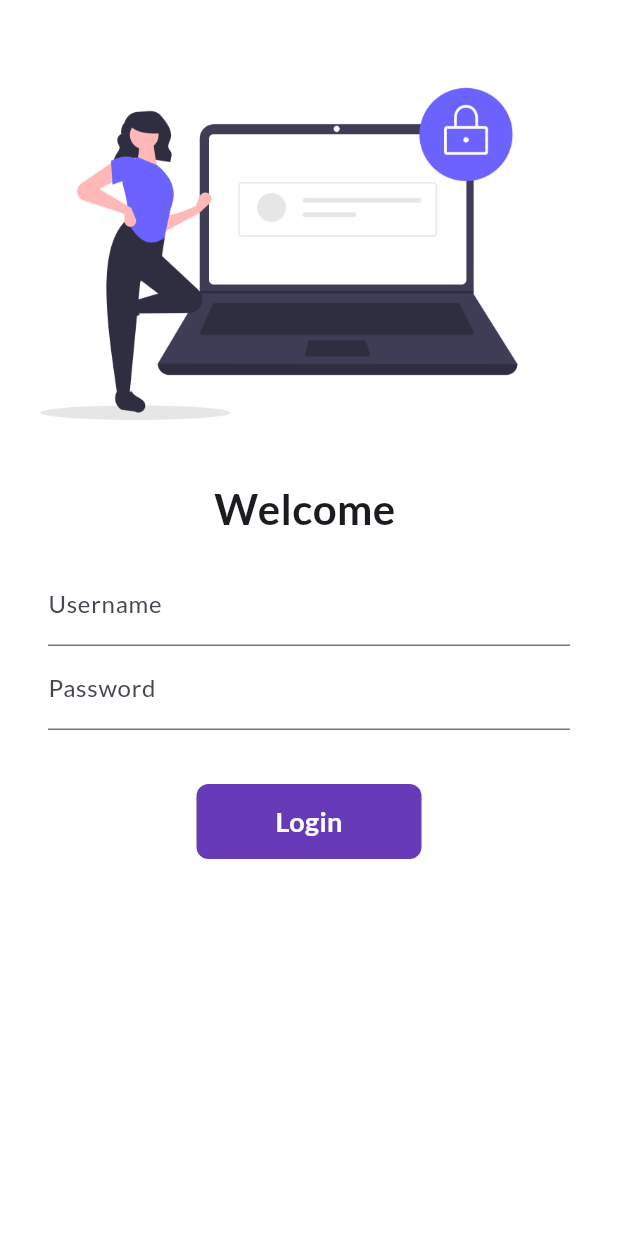
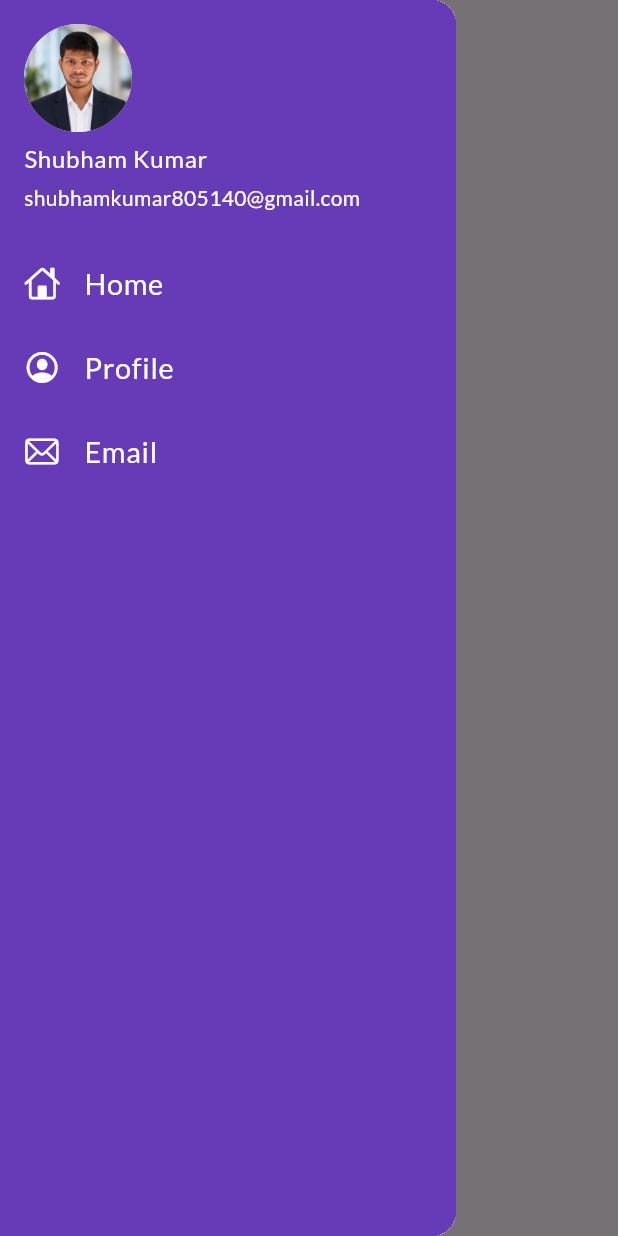
Before and after one commit to sum1214/30DaysOfFlutter, a Flutter app: the screen it shows after launch, with the side drawer open (before the commit the screen has no drawer), on a phone screen of 412 x 824 dp. Run offline on Flutter 3.47's test engine with Material 3 defaults, Android fonts, the phone set to English and light mode, and no system bars; our stand-ins replace google_fonts.

Commit message:
day9 completed

```diff
--- a/lib/main.dart
+++ b/lib/main.dart
@@ -14,13 +14,14 @@ class MyApp extends StatelessWidget {
   @override
   Widget build(BuildContext context) {
     return MaterialApp(
+      debugShowCheckedModeBanner: false,
       themeMode: ThemeMode.dark,
       theme: ThemeData(
         primarySwatch: Colors.deepPurple,
         primaryTextTheme: GoogleFonts.latoTextTheme(),
         fontFamily: GoogleFonts.lato().fontFamily,
       ),
-      initialRoute: '/',
+      initialRoute: MyRoutes.homeRoute,
       routes: {
         '/': (context) => LoginPage(),
         MyRoutes.loginRoute: (context) => LoginPage(),
--- a/lib/pages/home_page.dart
+++ b/lib/pages/home_page.dart
@@ -1,4 +1,5 @@
 import 'package:flutter/material.dart';
+import 'package:flutter_learing_codepur/widgets/drawer.dart';
 
 class HomePage extends StatelessWidget {
   const HomePage({super.key});
@@ -12,7 +13,7 @@ class HomePage extends StatelessWidget {
       body: Center(
         child: Text('Welcome to 30 days of flutter'),
       ),
-      drawer: Drawer(),
+      drawer: MyDrawer(),
     );
   }
 }
--- /dev/null
+++ b/lib/widgets/drawer.dart
@@ -0,0 +1,48 @@
+import 'package:flutter/cupertino.dart';
+import 'package:flutter/material.dart';
+
+class MyDrawer extends StatelessWidget {
+  const MyDrawer({super.key});
+
+  @override
+  Widget build(BuildContext context) {
+    final imageUrl = 'https://img.icons8.com/ultraviolet/1200/user.jpg';
+    final imagePath = 'assets/images/profile.png';
+    return Drawer(
+      child: Container(
+        color: Colors.deepPurple,
+        child: ListView(
+          padding: EdgeInsets.zero,
+          children: [
+            // DrawerHeader hardcodes a bottom border from the divider colour,
+            // so hide it to blend with the container.
+            DividerTheme(
+              data: DividerThemeData(color: Colors.transparent),
+              child: UserAccountsDrawerHeader(
+                margin: EdgeInsets.zero,
+                decoration: BoxDecoration(color: Colors.deepPurple),
+                accountName: Text('Shubham Kumar',style: TextStyle(color: Colors.white),),
+                accountEmail: Text('shubhamkumar805140@gmail.com',style: TextStyle(color: Colors.white)),
+                currentAccountPicture: CircleAvatar(
+                  backgroundImage: AssetImage(imagePath),
+                ),
+              ),
+            ),
+            ListTile(
+              leading: Icon(CupertinoIcons.home, color: Colors.white),
+              title: Text('Home', style: TextStyle(color: Colors.white),textScaler: TextScaler.linear(1.2)),
+            ),
+            ListTile(
+              leading: Icon(CupertinoIcons.profile_circled, color: Colors.white),
+              title: Text('Profile', style: TextStyle(color: Colors.white),textScaler: TextScaler.linear(1.2)),
+            ),
+            ListTile(
+              leading: Icon(CupertinoIcons.mail, color: Colors.white),
+              title: Text('Email', style: TextStyle(color: Colors.white),textScaler: TextScaler.linear(1.2)),
+            ),
+          ],
+        ),
+      ),
+    );
+  }
+}
```
Also changed, not shown: assets/images/profile.png (added), assets/images/sk_profile.jpg (added).
